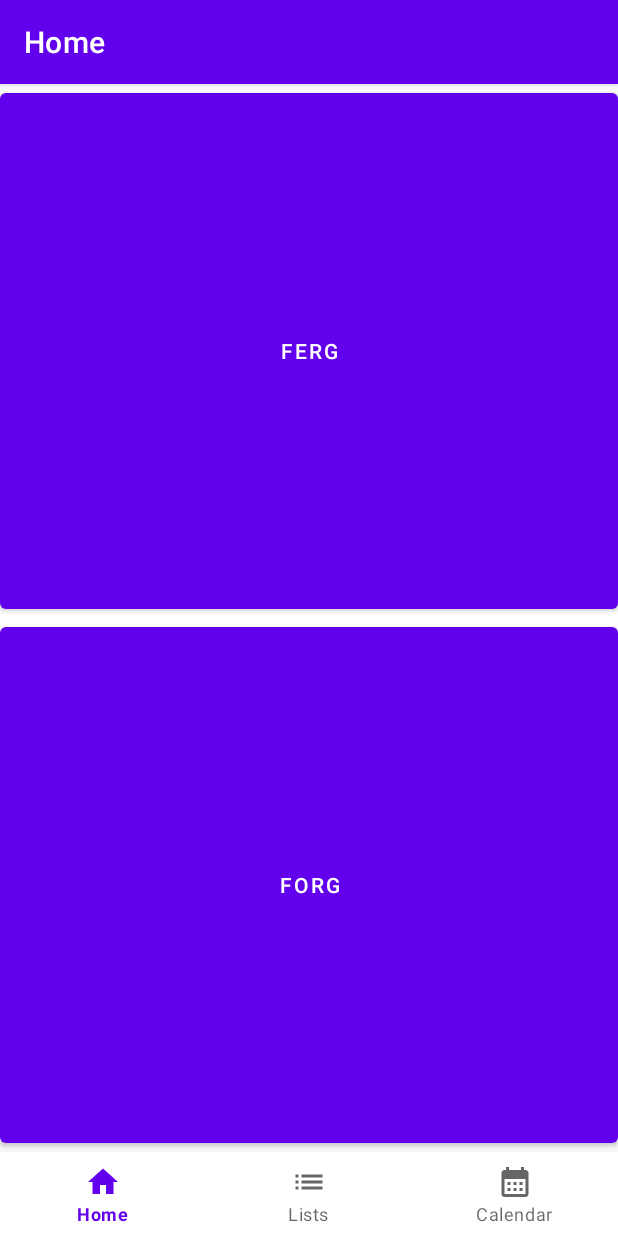
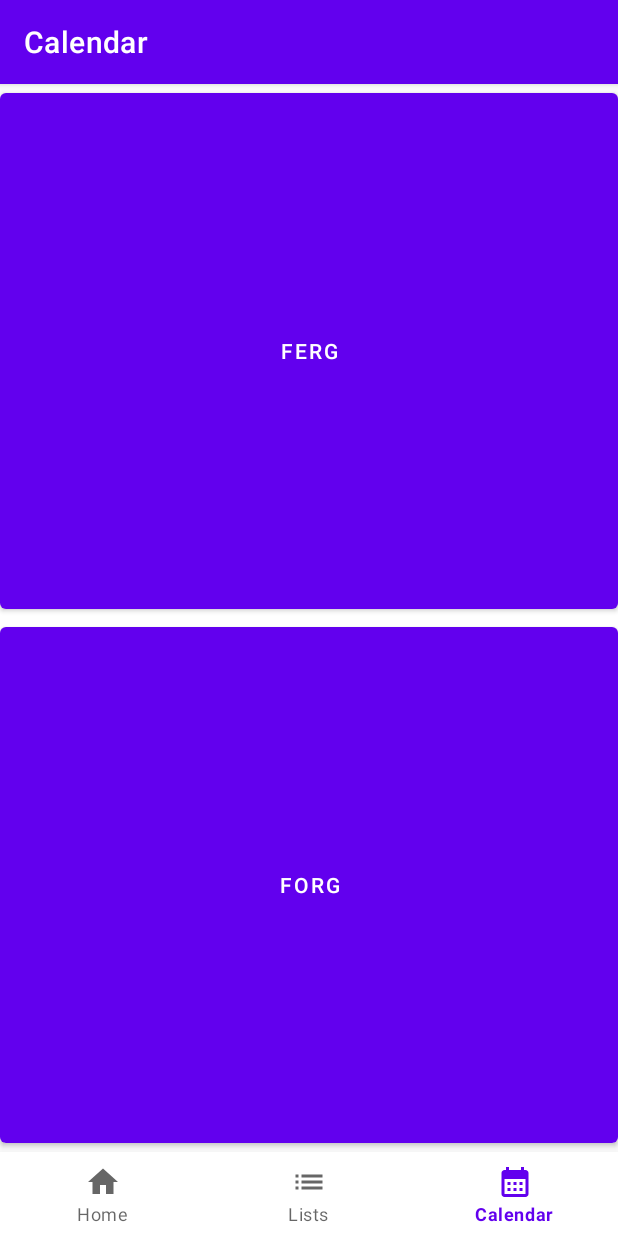
Before and after one commit to NilsNydegger/TaskFrog, an Android app: the screen it shows after launch (MainActivity), after a tap on "FORG", on a phone screen of 412 x 824 dp. Run offline under Robolectric (Android 15) with nearby library versions, the phone set to English and light mode, and no system bars; our stand-ins replace navigation-ui; 3 statements that could not run were skipped.

Commit message:
- Added Home-Fragment Buttons functionality

```diff
--- a/app/src/main/java/com/example/taskfrog/ui/home/HomeFragment.kt
+++ b/app/src/main/java/com/example/taskfrog/ui/home/HomeFragment.kt
@@ -8,8 +8,11 @@ import android.widget.Button
 import android.widget.TextView
 import androidx.fragment.app.Fragment
 import androidx.lifecycle.ViewModelProvider
+import androidx.navigation.fragment.findNavController
 import com.example.taskfrog.R
 import com.example.taskfrog.databinding.FragmentHomeBinding
+import com.example.taskfrog.ui.list.ListFragment
+import com.example.taskfrog.ui.list.TaskFragment
 
 class HomeFragment : Fragment() {
     private lateinit var listButton : Button
@@ -39,9 +42,13 @@ class HomeFragment : Fragment() {
         listButton = view.findViewById(R.id.ferg)!!
         calendarButton = view.findViewById(R.id.forg)!!
 
-        listButton.setOnClickListener {  }
+        listButton.setOnClickListener {
+            findNavController().navigate(R.id.navigation_list)
+        }
 
-        calendarButton.setOnClickListener {  }
+        calendarButton.setOnClickListener {
+            findNavController().navigate(R.id.navigation_calendar)
+        }
     }
 
     override fun onDestroyView() {
--- a/app/src/main/res/navigation/mobile_navigation.xml
+++ b/app/src/main/res/navigation/mobile_navigation.xml
@@ -31,7 +31,7 @@
     <fragment
         android:id="@+id/taskFragment"
         android:name="com.example.taskfrog.ui.list.TaskFragment"
-        android:label="fragment_task"
+        android:label="Tasks"
         tools:layout="@layout/fragment_task" >
         <action
             android:id="@+id/action_taskFragment_to_navigation_list"
```
